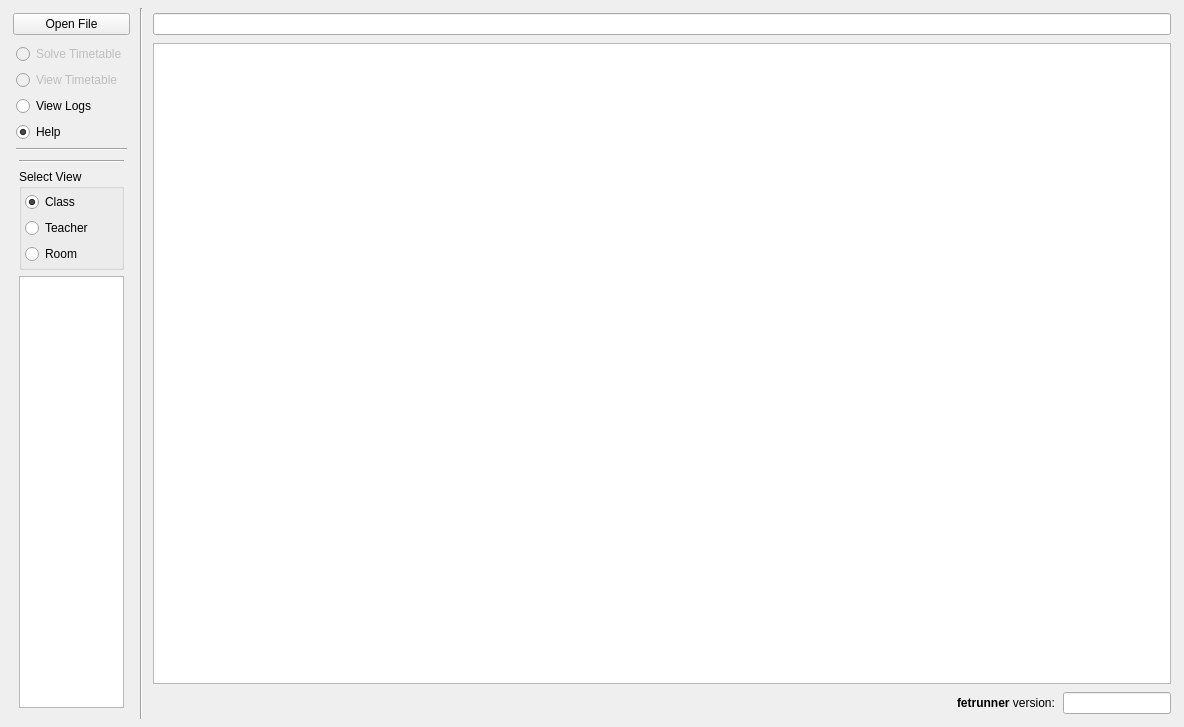
Old version of the form gui/mainwindow.ui in the repository gradgrind/fetrunner.
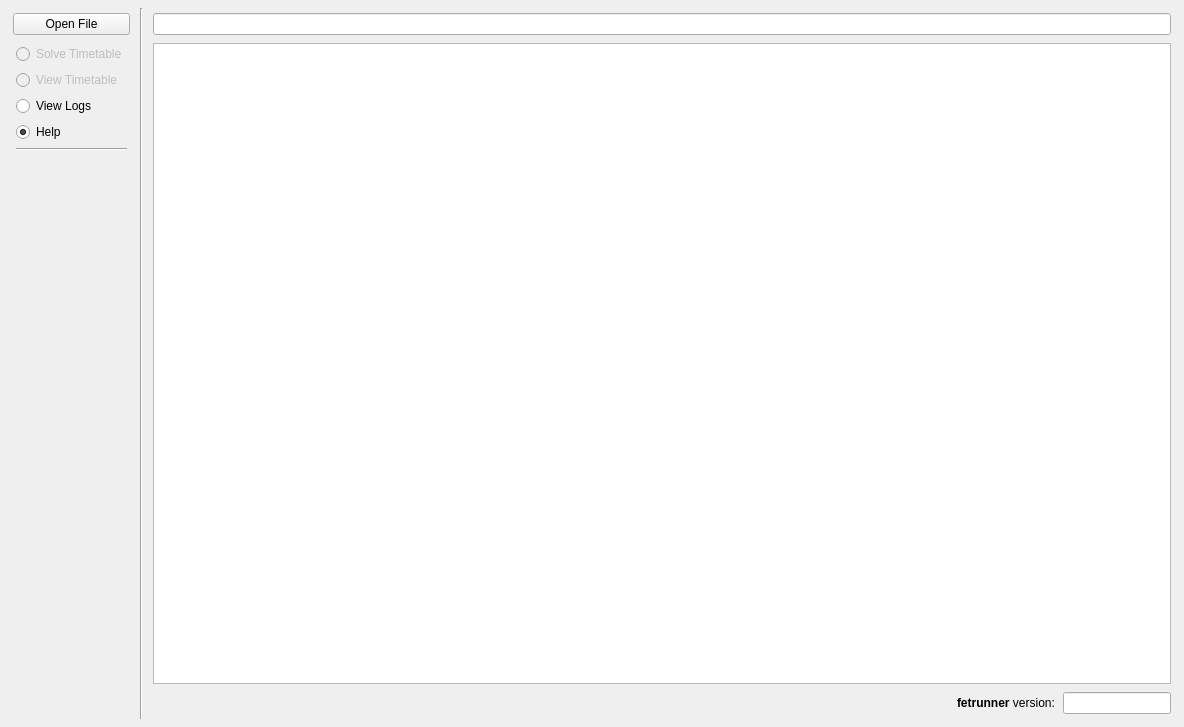
New version of the form. The open tabs and pages were chosen to show the change.

Commit message: Teacher timetable view

The edit to the form file:
```diff
--- a/gui/mainwindow.ui
+++ b/gui/mainwindow.ui
@@ -141,84 +141,6 @@
              </item>
             </layout>
            </widget>
-           <widget class="QWidget" name="page_2">
-            <layout class="QVBoxLayout" name="verticalLayout_3">
-             <property name="leftMargin">
-              <number>3</number>
-             </property>
-             <property name="topMargin">
-              <number>3</number>
-             </property>
-             <property name="rightMargin">
-              <number>3</number>
-             </property>
-             <property name="bottomMargin">
-              <number>3</number>
-             </property>
-             <item>
-              <widget class="Line" name="line_3">
-               <property name="orientation">
-                <enum>Qt::Orientation::Horizontal</enum>
-               </property>
-              </widget>
-             </item>
-             <item>
-              <widget class="QGroupBox" name="groupBox">
-               <property name="title">
-                <string>Select View</string>
-               </property>
-               <layout class="QVBoxLayout" name="verticalLayout_5">
-                <property name="leftMargin">
-                 <number>3</number>
-                </property>
-                <property name="topMargin">
-                 <number>3</number>
-                </property>
-                <property name="rightMargin">
-                 <number>3</number>
-                </property>
-                <property name="bottomMargin">
-                 <number>3</number>
-                </property>
-                <item>
-                 <widget class="QRadioButton" name="rb_view_class">
-                  <property name="text">
-                   <string>Class</string>
-                  </property>
-                  <property name="checked">
-                   <bool>true</bool>
-                  </property>
-                 </widget>
-                </item>
-                <item>
-                 <widget class="QRadioButton" name="rb_view_teacher">
-                  <property name="text">
-                   <string>Teacher</string>
-                  </property>
-                 </widget>
-                </item>
-                <item>
-                 <widget class="QRadioButton" name="rb_view_room">
-                  <property name="text">
-                   <string>Room</string>
-                  </property>
-                 </widget>
-                </item>
-               </layout>
-              </widget>
-             </item>
-             <item>
-              <widget class="QListWidget" name="view_choice_list">
-               <property name="sizePolicy">
-                <sizepolicy hsizetype="Ignored" vsizetype="Expanding">
-                 <horstretch>0</horstretch>
-                 <verstretch>0</verstretch>
-                </sizepolicy>
-               </property>
-              </widget>
-             </item>
-            </layout>
-           </widget>
           </widget>
          </item>
         </layout>
```
The commit also changes 10 other files.
